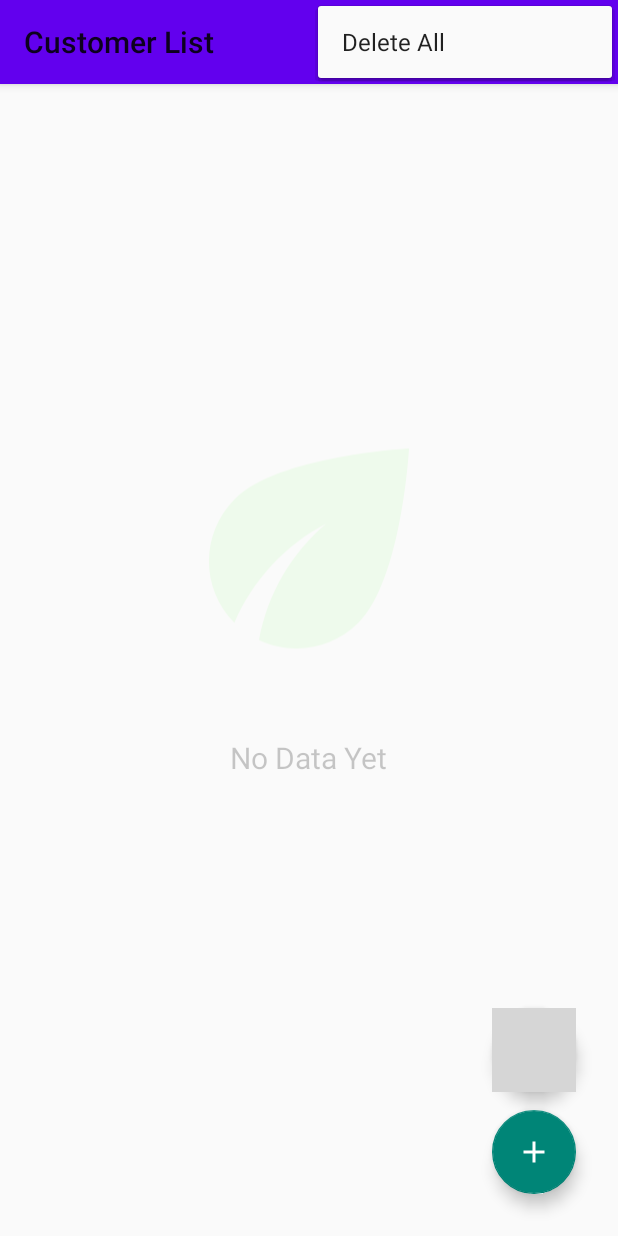
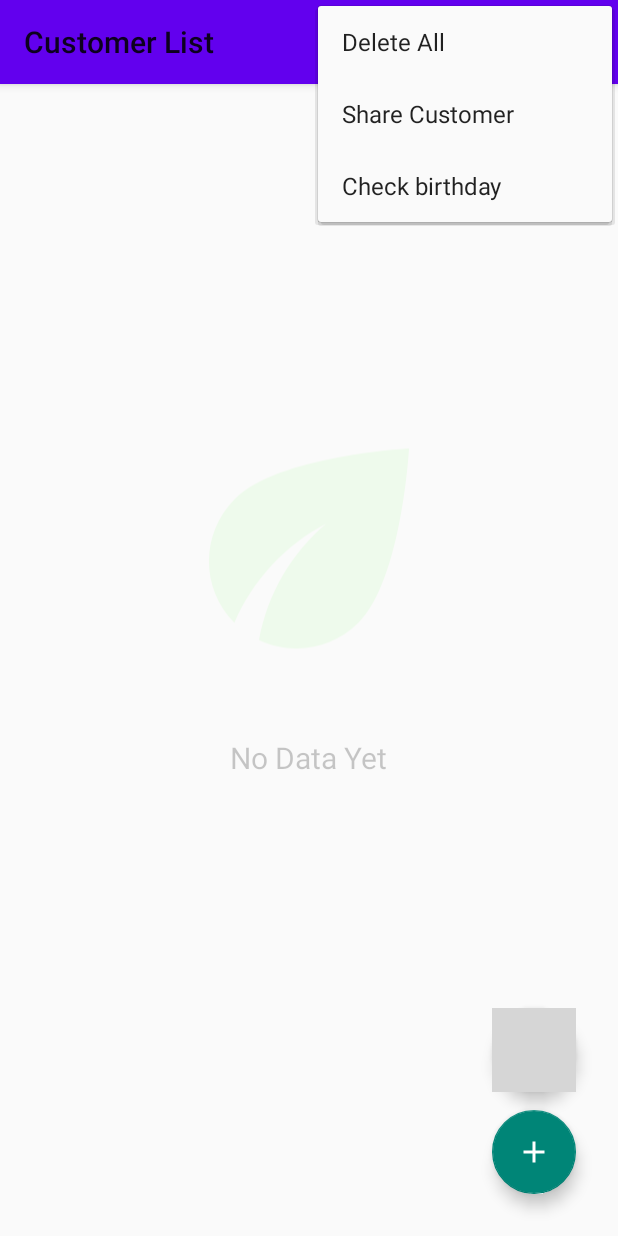
Before and after one commit to boshgg/IT-Team-062, an Android app: the CreateDBActivity screen opened directly, with no data from a screen before it, with the options menu open, on a phone screen of 412 x 824 dp. Run offline under Robolectric (Android 15) with nearby library versions, the phone set to English and light mode, and no system bars; 4 statements that could not run were skipped; grey boxes are pictures that could not be loaded.

Commit message:
Update my_menu.xml

```diff
--- a/app/src/main/res/menu/my_menu.xml
+++ b/app/src/main/res/menu/my_menu.xml
@@ -8,6 +8,19 @@
         android:icon="@drawable/ic_delete"
         app:showAsAction="never"/>
 
+    <item
+        android:id="@+id/share_customer"
+        android:title="Share Customer"
+        android:icon="@drawable/ic_delete"
+        app:showAsAction="never"/>
+
+    <item
+        android:id="@+id/check_birthday"
+        android:title="Check birthday"
+        android:icon="@drawable/ic_delete"
+        app:showAsAction="never"/>
+
+
 
 
 </menu>
```
